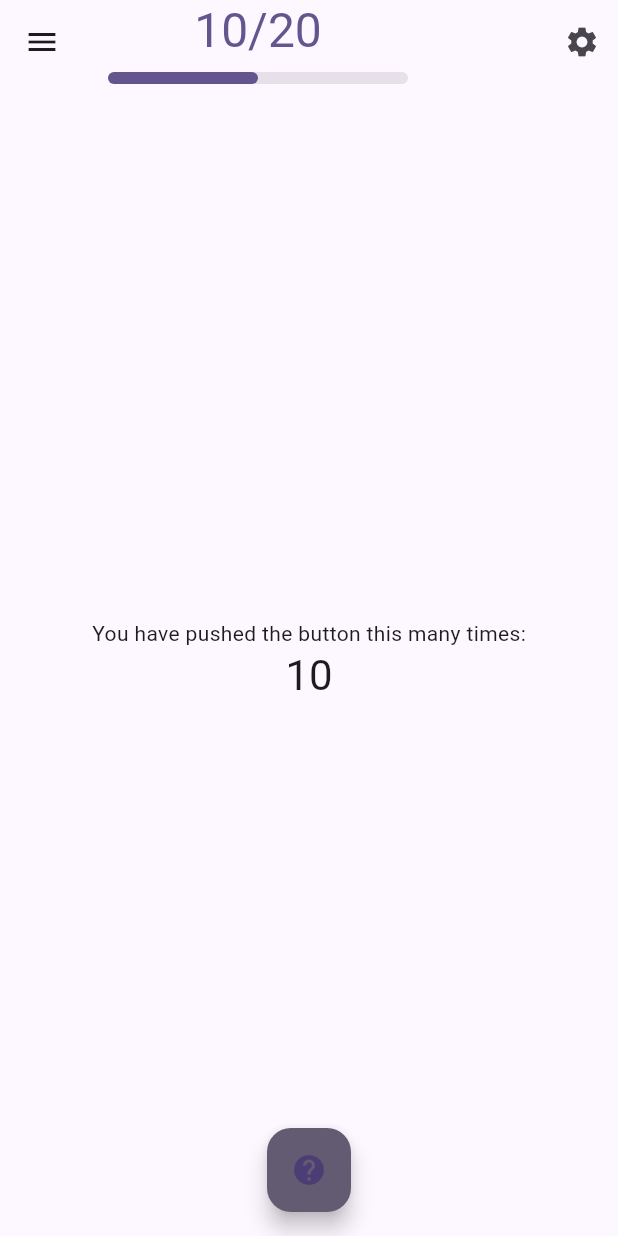
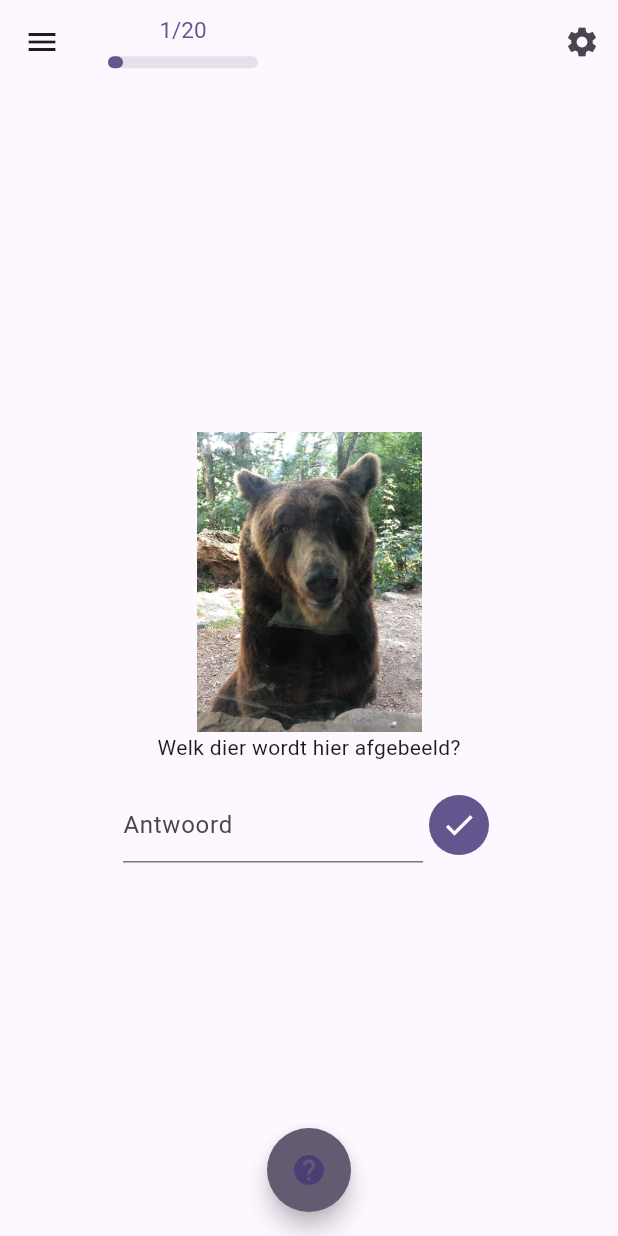
Before and after one commit to pashioya/tiptong, a Flutter app: the screen it shows after launch, on a phone screen of 412 x 824 dp. Run offline on Flutter 3.47's test engine with Material 3 defaults, Android fonts, the light colour scheme and no system bars.

Commit message:
restructured sizes, added images.

```diff
--- a/lib/main.dart
+++ b/lib/main.dart
@@ -32,7 +32,7 @@ class MyHomePage extends StatefulWidget {
 }
 
 class _MyHomePageState extends State<MyHomePage> {
-  int currentProgress = 10; // Initialize with a default value
+  int currentProgress = 1; // Initialize with a default value
   int totalProgress = 20; // Initialize with a default value
 
   void incrementCounter() {
@@ -71,17 +71,54 @@ class _MyHomePageState extends State<MyHomePage> {
         child: Column(
           mainAxisAlignment: MainAxisAlignment.center,
           children: <Widget>[
+            ClipRRect(
+              borderRadius: BorderRadius.circular(20),
+              child: Image.asset(
+                'assets/images/bear.jpeg', // Correctly reference the image asset
+                width: 200, // You can set the size of the image here
+                height: 200,
+              ),
+            ),
             const Text(
-              'You have pushed the button this many times:',
+              'Welk dier wordt hier afgebeeld?',
             ),
-            Text(
-              '$currentProgress', // Display current progress
-              style: Theme.of(context).textTheme.headlineMedium,
-            ),
+            Padding(
+              padding: const EdgeInsets.all(17.0),
+              child: Row(
+                mainAxisSize: MainAxisSize.values[0],
+                children: [
+                  // Expanded widget makes sure TextFormField takes available space
+                  SizedBox(
+                    width: 200,
+                    height: 50,
+                    child: TextFormField(
+                      decoration: const InputDecoration(
+                        border: UnderlineInputBorder(),
+                        labelText: 'Antwoord',
+                      ),
+                    ),
+                  ),
+                  IconButton(
+                    style: ButtonStyle(
+                      backgroundColor: MaterialStateProperty.all<Color>(
+                          Theme.of(context).colorScheme.primary),
+                    ),
+                    onPressed: () {
+                      print("Check button pressed");
+                    },
+                    icon: const Icon(
+                      Icons.check,
+                      color: Colors.white,
+                    ),
+                  ),
+                ],
+              ),
+            )
           ],
         ),
       ),
       floatingActionButton: FloatingActionButton(
+        shape: const CircleBorder(),
         onPressed: () {
           incrementCounter();
         },
--- a/lib/src/widgets/progress-bar.dart
+++ b/lib/src/widgets/progress-bar.dart
@@ -21,12 +21,11 @@ class ProgressWidget extends StatelessWidget {
         Text(
           '$currentProgress/$totalProgress',
           style: Theme.of(context).textTheme.headlineLarge?.copyWith(
-                color: Theme.of(context).colorScheme.primary,
-              ),
+              color: Theme.of(context).colorScheme.primary, fontSize: 15),
         ),
         const SizedBox(height: 8),
         Container(
-          width: 200,
+          width: 100,
           height: 8,
           decoration: BoxDecoration(
             color: Theme.of(context).colorScheme.surfaceVariant,
```
Also changed, not shown: pubspec.yaml (+3 -6 lines), assets/images/bear.jpeg (added), lib/src/imgs/bear.jpeg (added).
